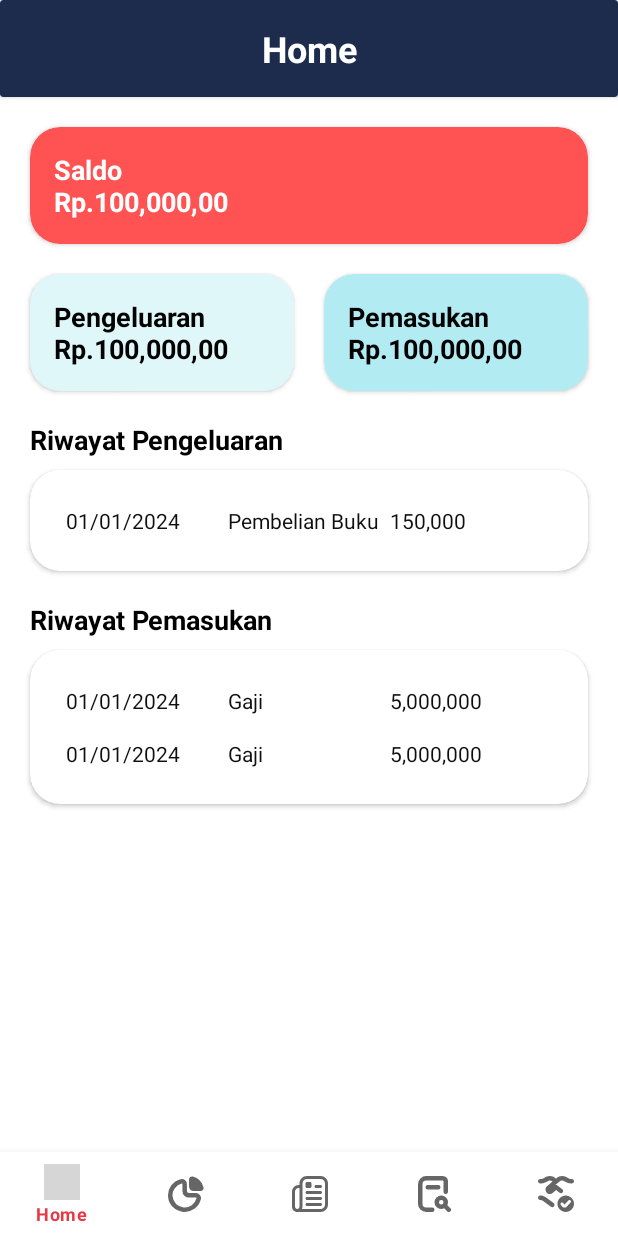
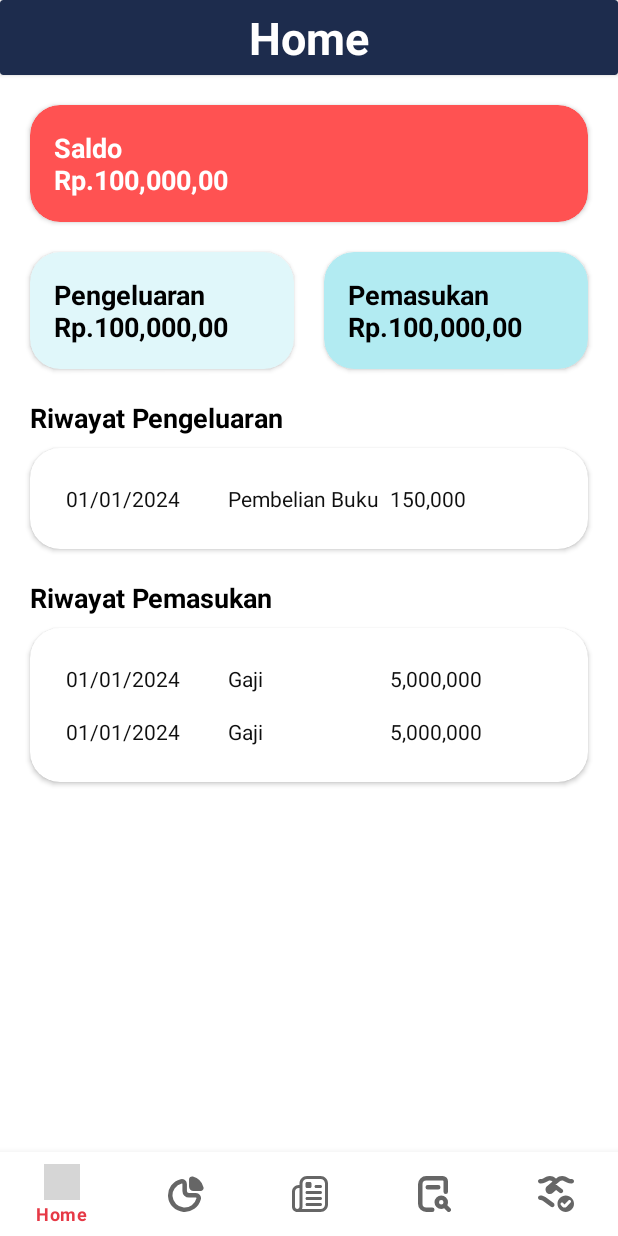
Before and after one commit to Orlandd/DashboardKeuangan, an Android app: the screen it shows after launch (MainActivity), on a phone screen of 412 x 824 dp. Run offline under Robolectric (Android 15) with nearby library versions, the phone set to English and light mode, and no system bars; our stand-ins replace navigation-ui; grey boxes are pictures that could not be loaded.

Commit message:
Update: Layout home & chart

```diff
--- a/app/src/main/res/layout/fragment_dashboard.xml
+++ b/app/src/main/res/layout/fragment_dashboard.xml
@@ -27,7 +27,7 @@
                 android:layout_width="wrap_content"
                 android:layout_height="wrap_content"
                 android:text="Chart"
-                android:layout_marginTop="10dp"
+
                 android:textSize="30sp"
                 android:textStyle="bold"
                 android:textColor="@color/white"
--- a/app/src/main/res/layout/fragment_home.xml
+++ b/app/src/main/res/layout/fragment_home.xml
@@ -9,7 +9,7 @@
     <androidx.cardview.widget.CardView
         android:id="@+id/header_card"
         android:layout_width="0dp"
-        android:layout_height="wrap_content"
+        android:layout_height="50dp"
         app:cardBackgroundColor="#1D2C4D"
         app:layout_constraintTop_toTopOf="parent"
         app:layout_constraintStart_toStartOf="parent"
@@ -18,12 +18,11 @@
         <TextView
             android:id="@+id/header"
             android:layout_width="match_parent"
-            android:layout_height="wrap_content"
+            android:layout_height="match_parent"
             android:gravity="center"
-            android:padding="16dp"
             android:text="@string/home"
             android:textColor="#FFFFFF"
-            android:textSize="24sp"
+            android:textSize="30sp"
             android:textStyle="bold" />
     </androidx.cardview.widget.CardView>
 
```
